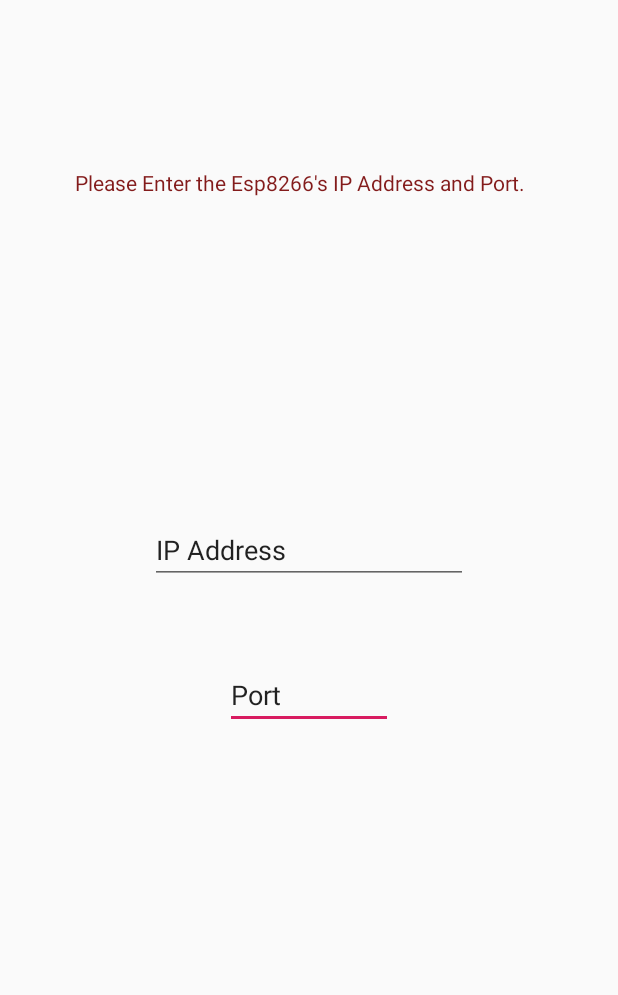
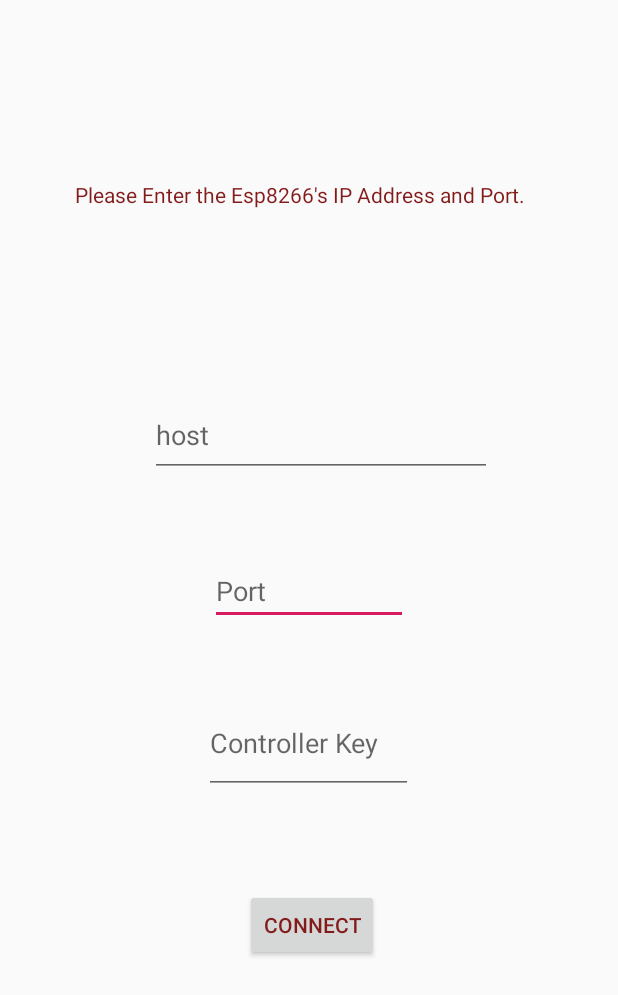
Before and after one commit to adiprerepa/Car-Rpc, an Android app: the ServerInformationActivity screen opened directly, with no data from a screen before it, on a phone screen of 412 x 824 dp. Shown: the top 995 px of the screen. Run offline under Robolectric (Android 15) with nearby library versions, the phone set to English and light mode, and no system bars.

Commit message:
Add stuff to app (importatn) :

```diff
--- a/Car-Rpc-Api/src/main/java/com/prerepa/car_rpc/controller/ControllerRequestBase.java
+++ b/Car-Rpc-Api/src/main/java/com/prerepa/car_rpc/controller/ControllerRequestBase.java
@@ -43,6 +43,7 @@ public class ControllerRequestBase extends ControllerServiceGrpc.ControllerServi
      */
     @Override
     public void controlAcknowledgeService(ControlAcknowledge esp8266Acknowledge, StreamObserver<ControlAcknowledgeResponse> responseStreamObserver) {
+	System.out.println("Got a connection.");
         // handles the address by setting the socket and key to the interactor and ValueStore
         responseStreamObserver.onNext(controlInteractor.handleAcknowledge(esp8266Acknowledge));
         responseStreamObserver.onCompleted();
--- a/RpcApp/app/src/main/java/com/car_rpc/app/MainActivity.kt
+++ b/RpcApp/app/src/main/java/com/car_rpc/app/MainActivity.kt
@@ -4,6 +4,7 @@ import android.content.Intent
 import androidx.appcompat.app.AppCompatActivity
 import android.os.Bundle
 import android.widget.Button
+import android.widget.TextView
 
 class MainActivity : AppCompatActivity() {
 
@@ -12,7 +13,9 @@ class MainActivity : AppCompatActivity() {
         setContentView(R.layout.activity_main)
         val nextButton = findViewById<Button>(R.id.button)
         nextButton.setOnClickListener {
-            serverInformationScreenRelay()
+            val intent = Intent(this, ServerInformationActivity::class.java)
+            startActivity(intent)
+//            serverInformationScreenRelay()
         }
     }
 
--- a/RpcApp/app/src/main/java/com/car_rpc/app/ServerInformationActivity.kt
+++ b/RpcApp/app/src/main/java/com/car_rpc/app/ServerInformationActivity.kt
@@ -14,10 +14,19 @@ class ServerInformationActivity : Activity() {
         super.onCreate(savedInstanceState)
         setContentView(R.layout.server_info_main)
         val continueButt: Button = findViewById(R.id.continueButton)
+        val hostEditText: EditText? = findViewById(R.id.host_edit_text)
+        val portEditText: EditText? = findViewById(R.id.portEditText)
+        val controllerEditText: EditText? = findViewById(R.id.controller_key_edit_text)
+        val retryHost: String? = intent.getStringExtra("host")
+        val retryPort: Int? = intent.getIntExtra("port", 0)
+        val retryKey: Int? = intent.getIntExtra("key", 0)
+        // set from retry in UnableToConnectActivity - edge case is if its the first time there
+        if (!retryHost.isNullOrBlank()) {
+            hostEditText!!.setText(retryHost)
+            portEditText!!.setText(retryPort.toString())
+            controllerEditText!!.setText(retryKey.toString())
+        }
         continueButt.setOnClickListener {
-            val hostEditText: EditText? = findViewById(R.id.host_edit_text)
-            val portEditText: EditText? = findViewById(R.id.portEditText)
-            val controllerEditText: EditText? = findViewById(R.id.controller_key_edit_text)
             val host: String? = hostEditText!!.text.toString()
             val port: Int? = Integer.valueOf(portEditText!!.text.toString())
             val controllerKey: Int? = Integer.valueOf(controllerEditText!!.text.toString())
--- a/RpcApp/app/src/main/java/com/car_rpc/app/api/ServerEntity.kt
+++ b/RpcApp/app/src/main/java/com/car_rpc/app/api/ServerEntity.kt
@@ -1,6 +1,6 @@
 package com.car_rpc.app.api
 
 object ServerEntity {
-    const val serverAddress: String = ""
-    const val serverPort: Int = 15
+    const val serverAddress: String = "10.0.1.194"
+    const val serverPort: Int = 2000
 }
--- a/RpcApp/app/src/main/res/layout-v26/server_info_main.xml
+++ /dev/null
@@ -1,64 +0,0 @@
-<?xml version="1.0" encoding="utf-8"?>
-<androidx.constraintlayout.widget.ConstraintLayout xmlns:android="http://schemas.android.com/apk/res/android"
-    xmlns:app="http://schemas.android.com/apk/res-auto"
-    android:orientation="vertical" android:layout_width="match_parent"
-    android:layout_height="match_parent">
-
-    <TextView
-        android:id="@+id/enter_host"
-        android:layout_width="match_parent"
-        android:layout_height="109dp"
-        android:layout_marginStart="50dp"
-        android:layout_marginLeft="50dp"
-        android:layout_marginTop="112dp"
-        android:layout_marginEnd="50dp"
-        android:layout_marginRight="50dp"
-        android:layout_marginBottom="61dp"
-        android:background="#00D16262"
-        android:text="@string/enter_addr"
-        android:textAppearance="@style/TextAppearance.AppCompat.Body1"
-        android:textColor="#831B1B"
-        app:layout_constraintBottom_toTopOf="@+id/host_edit_text"
-        app:layout_constraintEnd_toEndOf="parent"
-        app:layout_constraintStart_toStartOf="parent"
-        app:layout_constraintTop_toTopOf="parent" />
-
-    <EditText
-        android:id="@+id/portEditText"
-        android:layout_width="match_parent"
-        android:layout_height="wrap_content"
-        android:layout_marginStart="150dp"
-        android:layout_marginLeft="150dp"
-        android:layout_marginTop="200dp"
-        android:layout_marginEnd="150dp"
-        android:layout_marginRight="150dp"
-        android:layout_marginBottom="399dp"
-        android:ems="10"
-        android:inputType="textPersonName"
-        android:text="@string/port"
-        app:layout_constraintBottom_toBottomOf="parent"
-        app:layout_constraintEnd_toEndOf="parent"
-        app:layout_constraintHorizontal_bias="0.0"
-        app:layout_constraintStart_toStartOf="parent"
-        app:layout_constraintTop_toBottomOf="@+id/enter_host"
-        app:layout_constraintVertical_bias="0.32" />
-
-    <EditText
-        android:id="@+id/host_edit_text"
-        android:layout_width="match_parent"
-        android:layout_height="wrap_content"
-        android:layout_marginStart="100dp"
-        android:layout_marginLeft="100dp"
-        android:layout_marginTop="61dp"
-        android:layout_marginEnd="100dp"
-        android:layout_marginRight="100dp"
-        android:layout_marginBottom="51dp"
-        android:ems="10"
-        android:inputType="textPersonName"
-        android:text="@string/ip_address"
-        app:layout_constraintBottom_toTopOf="@+id/portEditText"
-        app:layout_constraintEnd_toEndOf="parent"
-        app:layout_constraintStart_toStartOf="parent"
-        app:layout_constraintTop_toBottomOf="@+id/enter_host"
-        android:autofillHints="Enter the IP Address" />
-</androidx.constraintlayout.widget.ConstraintLayout>
--- a/RpcApp/app/src/main/res/layout/activity_main.xml
+++ b/RpcApp/app/src/main/res/layout/activity_main.xml
@@ -14,6 +14,7 @@
     tools:context=".MainActivity">
 
     <TextView
+        android:id="@+id/welcome"
         style="@android:style/Widget.DeviceDefault.Light.TextView.SpinnerItem"
         android:layout_width="wrap_content"
         android:layout_height="wrap_content"
--- a/RpcApp/app/src/main/res/layout/server_info_main.xml
+++ b/RpcApp/app/src/main/res/layout/server_info_main.xml
@@ -21,46 +21,44 @@
         android:textColor="#831B1B"
         app:layout_constraintBottom_toTopOf="@+id/host_edit_text"
         app:layout_constraintEnd_toEndOf="parent"
+        app:layout_constraintHorizontal_bias="1.0"
         app:layout_constraintStart_toStartOf="parent"
         app:layout_constraintTop_toTopOf="parent" />
 
     <EditText
         android:id="@+id/portEditText"
-        android:layout_width="match_parent"
-        android:layout_height="wrap_content"
+        android:layout_width="132dp"
+        android:layout_height="45dp"
         android:layout_marginStart="150dp"
         android:layout_marginLeft="150dp"
-        android:layout_marginTop="100dp"
+        android:layout_marginTop="15dp"
         android:layout_marginEnd="150dp"
         android:layout_marginRight="150dp"
-        android:layout_marginBottom="399dp"
+        android:layout_marginBottom="14dp"
         android:ems="10"
+        android:hint="@string/port"
         android:importantForAutofill="no"
         android:inputType="textPersonName"
-        android:text="@string/port"
-        app:layout_constraintBottom_toBottomOf="parent"
+        app:layout_constraintBottom_toTopOf="@+id/controller_key_edit_text"
         app:layout_constraintEnd_toEndOf="parent"
-        app:layout_constraintHorizontal_bias="1.0"
         app:layout_constraintStart_toStartOf="parent"
-        app:layout_constraintTop_toBottomOf="@+id/enter_host"
-        app:layout_constraintVertical_bias="0.0"
+        app:layout_constraintTop_toBottomOf="@+id/host_edit_text"
         tools:ignore="LabelFor" />
 
     <EditText
         android:id="@+id/host_edit_text"
-        android:layout_width="match_parent"
-        android:layout_height="wrap_content"
+        android:layout_width="228dp"
+        android:layout_height="56dp"
         android:layout_marginStart="100dp"
         android:layout_marginLeft="100dp"
         android:layout_marginTop="15dp"
         android:layout_marginEnd="100dp"
         android:layout_marginRight="100dp"
-        android:layout_marginBottom="51dp"
+        android:layout_marginBottom="30dp"
         android:autofillHints="Enter the IP Address"
         android:ems="10"
         android:hint="@string/host"
         android:inputType="textPersonName"
-        android:text="@string/ip_address"
         app:layout_constraintBottom_toTopOf="@+id/portEditText"
         app:layout_constraintEnd_toEndOf="parent"
         app:layout_constraintHorizontal_bias="0.0"
@@ -70,21 +68,24 @@
 
     <EditText
         android:id="@+id/controller_key_edit_text"
-        android:layout_width="127dp"
-        android:layout_height="60dp"
-        android:layout_marginStart="134dp"
-        android:layout_marginLeft="134dp"
+        android:layout_width="139dp"
+        android:layout_height="68dp"
+        android:layout_marginStart="150dp"
+        android:layout_marginLeft="150dp"
         android:layout_marginTop="23dp"
         android:layout_marginEnd="150dp"
         android:layout_marginRight="150dp"
         android:layout_marginBottom="37dp"
-        android:text="@string/controller_key"
+        android:hint="@string/controller_key"
+        android:inputType="text"
         app:layout_constraintBottom_toTopOf="@+id/continueButton"
         app:layout_constraintEnd_toEndOf="parent"
-        app:layout_constraintHorizontal_bias="1.0"
+        app:layout_constraintHorizontal_bias="0.529"
         app:layout_constraintStart_toStartOf="parent"
         app:layout_constraintTop_toBottomOf="@+id/portEditText"
-        app:layout_constraintVertical_bias="1.0" />
+        app:layout_constraintVertical_bias="1.0"
+        android:autofillHints="Enter The controller key"
+        tools:targetApi="o" />
 
     <Button
         android:id="@+id/continueButton"
@@ -92,6 +93,7 @@
         android:layout_height="wrap_content"
         android:layout_marginStart="163dp"
         android:layout_marginLeft="163dp"
+        android:layout_marginTop="18dp"
         android:layout_marginEnd="160dp"
         android:layout_marginRight="160dp"
         android:layout_marginBottom="176dp"
@@ -99,7 +101,8 @@
         android:textColor="#831B1B"
         app:layout_constraintBottom_toBottomOf="parent"
         app:layout_constraintEnd_toEndOf="parent"
-        app:layout_constraintStart_toStartOf="parent" />
+        app:layout_constraintStart_toStartOf="parent"
+        app:layout_constraintTop_toBottomOf="@+id/controller_key_edit_text" />
 
 
 </androidx.constraintlayout.widget.ConstraintLayout>
--- a/RpcApp/app/src/main/res/values/strings.xml
+++ b/RpcApp/app/src/main/res/values/strings.xml
@@ -12,4 +12,10 @@
     <string name="connecting">Connecting...</string>
     <string name="connected">Connected!</string>
     <string name="controller_key">Controller Key</string>
+    <string name="unable_to_connect">Unable to Connect...</string>
+    <string name="retry_connect">Retry Connecting</string>
+    <string name="ip_port_wrong">This is embarrasing…Either the IP and Port you entered of the esp8266 was wrong or you are in the wrong network. Here are some options.</string>
+    <string name="change_car_info">Change Car Info</string>
+    <string name="butt_next">Next</string>
+    <string name="red_x">red x</string>
 </resources>
```
Also changed, not shown: RpcApp/app/src/main/AndroidManifest.xml (+15 -8 lines), RpcApp/app/src/main/java/com/car_rpc/app/ConnectActivity.kt (+7 -1 lines), RpcApp/app/src/main/java/com/car_rpc/app/UnableToConnectActivity.kt (added, +39 -0 lines), RpcApp/app/src/main/res/layout/connect_server_connected.xml (+5 -2 lines), RpcApp/app/src/main/res/layout/unable_to_connect_activity.xml (added, +98 -0 lines), RpcApp/app/src/main/res/drawable/red_x.png (added).
